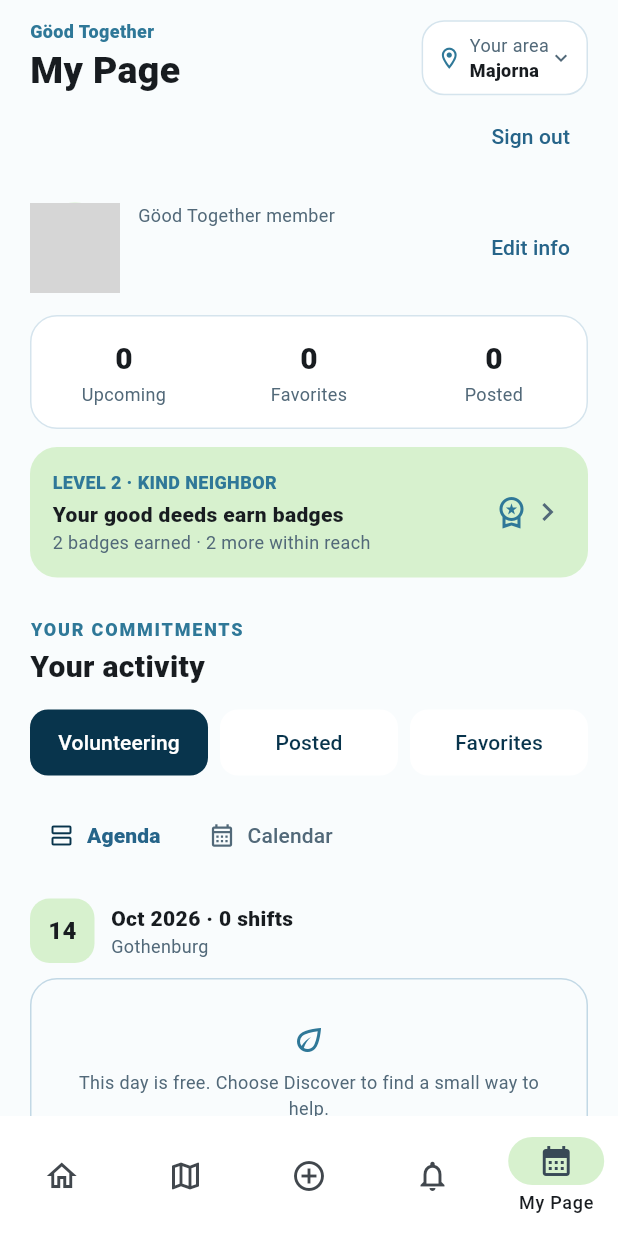
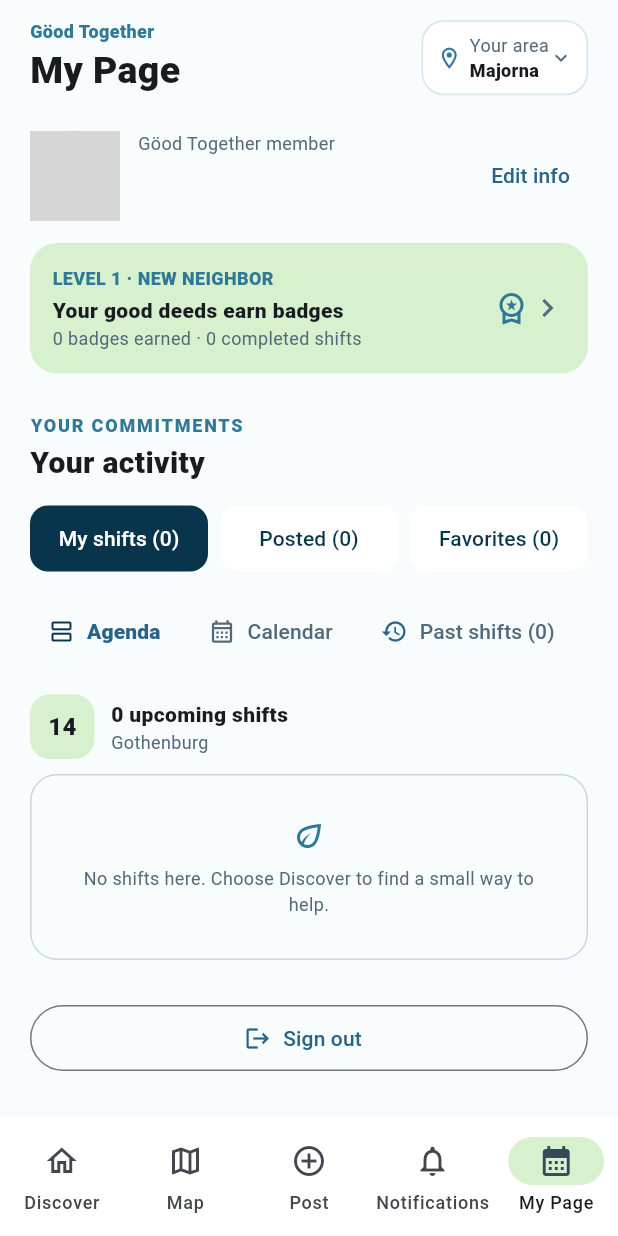
Before and after one commit to Margarida-Lourenco/Mobile-Computing, a Flutter app: the screen it shows once a user with an empty profile is signed in, item 5 of the bottom bar chosen, after a tap on "Agenda", on a phone screen of 412 x 824 dp. Run offline on Flutter 3.47's test engine with Material 3 defaults, Android fonts, the phone set to English and light mode, and no system bars; our stand-ins replace cloud_firestore, firebase_auth, firebase_core, firebase_storage, flutter_map, geolocator and 2 more; accounts and stored records are empty; network calls fail; Roboto replaces fonts that are missing (Arial); grey boxes are pictures that could not be loaded.

Commit message:
New 14/10 morning

```diff
--- a/my_app/lib/data/sample_opportunities.dart
+++ b/my_app/lib/data/sample_opportunities.dart
@@ -1,9 +1,11 @@
 import 'package:flutter/material.dart';
 import '../models/opportunity.dart';
 
-const sampleOpportunities = <Opportunity>[
+final sampleOpportunities = <Opportunity>[
   Opportunity(
     id: '1',
+    startsAt: DateTime.now().add(const Duration(hours: 1)),
+    endsAt: DateTime.now().add(const Duration(hours: 4)),
     latitude: 57.7068,
     longitude: 11.9673,
     organization: 'Stadsmissionen',
@@ -20,11 +22,13 @@ const sampleOpportunities = <Opportunity>[
   ),
   Opportunity(
     id: '2',
+    startsAt: DateTime.now().add(const Duration(days: 1)),
+    endsAt: DateTime.now().add(const Duration(days: 1, hours: 2)),
     latitude: 57.6906,
     longitude: 11.9514,
     organization: 'Slottsskogen vänner',
     title: 'Park clean-up walk',
-    date: 'Sat, 18 May',
+    date: 'Tomorrow',
     time: '10:00–12:00',
     place: 'Slottsskogen',
     distance: '2.8 km',
@@ -36,11 +40,13 @@ const sampleOpportunities = <Opportunity>[
   ),
   Opportunity(
     id: '3',
+    startsAt: DateTime.now().add(const Duration(days: 2)),
+    endsAt: DateTime.now().add(const Duration(days: 2, hours: 2)),
     latitude: 57.6952,
     longitude: 11.9187,
     organization: 'Språkvänner GBG',
     title: 'Practice Swedish over fika',
-    date: 'Sun, 19 May',
+    date: 'In 2 days',
     time: '15:00–16:30',
     place: 'Majorna library',
     distance: '3.4 km',
--- a/my_app/lib/models/opportunity.dart
+++ b/my_app/lib/models/opportunity.dart
@@ -49,6 +49,14 @@ class Opportunity {
     this.removeCoverImage = false,
   });
 
+  /// End time defines completion; a missing end falls back to the start.
+  DateTime? get completionTime => endsAt ?? startsAt;
+  bool hasEnded(DateTime now) =>
+      completionTime != null && !completionTime!.isAfter(now);
+
+  bool isAvailable(DateTime now) =>
+      !cancelled && completionTime != null && !hasEnded(now);
+
   Map<String, dynamic> toFirestore() => {
         'organization': organization,
         'title': title,
--- /dev/null
+++ b/my_app/lib/models/reward_progress.dart
@@ -0,0 +1,30 @@
+import 'opportunity.dart';
+
+/// Derived from persisted sign-ups, so progress survives app restarts.
+/// A sign-up counts as participation once its non-cancelled shift has ended.
+class RewardProgress {
+  final int completed;
+  final double hours;
+  const RewardProgress({this.completed = 0, this.hours = 0});
+
+  factory RewardProgress.fromShifts(
+      Iterable<Opportunity> events, Set<String> joined, DateTime now) {
+    final shifts = events.where(
+        (e) => joined.contains(e.id) && !e.cancelled && e.hasEnded(now));
+    var hours = 0.0;
+    for (final shift in shifts) {
+      if (shift.startsAt != null && shift.endsAt != null) {
+        final minutes = shift.endsAt!.difference(shift.startsAt!).inMinutes;
+        if (minutes > 0) hours += minutes / 60;
+      }
+    }
+    return RewardProgress(completed: shifts.length, hours: hours);
+  }
+
+  int get level => completed == 0 ? 1 : completed < 3 ? 2 : completed < 5 ? 3 : 3 + completed ~/ 5;
+  String get title => level == 1 ? 'New Neighbor' : level == 2 ? 'Kind Neighbor' : level == 3 ? 'Helping Neighbor' : 'Local Hero';
+  int get nextTarget => completed == 0 ? 1 : completed < 3 ? 3 : completed < 5 ? 5 : (completed ~/ 5 + 1) * 5;
+  int get remaining => nextTarget - completed;
+  double get progress => completed / nextTarget;
+  int get badgesEarned => [completed >= 1, hours >= 3, completed >= 3, completed >= 5].where((earned) => earned).length;
+}
--- a/my_app/lib/screens/discover_screen.dart
+++ b/my_app/lib/screens/discover_screen.dart
@@ -1,5 +1,6 @@
 import 'package:flutter/material.dart';
 import '../models/opportunity.dart';
+import '../models/reward_progress.dart';
 import '../theme/app_theme.dart';
 import '../widgets/category_chips.dart';
 import '../widgets/empty_state.dart';
@@ -19,6 +20,7 @@ class DiscoverScreen extends StatelessWidget {
   final ValueChanged<String> onFavorite;
   final VoidCallback onImpact;
   final VoidCallback onRewards;
+  final RewardProgress rewards;
 
   const DiscoverScreen({
     super.key,
@@ -32,6 +34,7 @@ class DiscoverScreen extends StatelessWidget {
     required this.onFavorite,
     required this.onImpact,
     required this.onRewards,
+    this.rewards = const RewardProgress(),
   });
 
   @override
@@ -70,6 +73,7 @@ class DiscoverScreen extends StatelessWidget {
 
   Widget _impactCard() {
     return Container(
+      width: double.infinity,
       constraints: const BoxConstraints(minHeight: 205),
       padding: const EdgeInsets.all(AppSpacing.s21),
       decoration: BoxDecoration(
@@ -99,7 +103,7 @@ class DiscoverScreen extends StatelessWidget {
                   color: AppColors.white.withValues(alpha: .55),
                   borderRadius: BorderRadius.circular(AppRadii.r20),
                 ),
-                child: const Row(
+                child: Row(
                   mainAxisSize: MainAxisSize.min,
                   children: [
                     Icon(
@@ -168,7 +172,7 @@ class DiscoverScreen extends StatelessWidget {
           border: Border.all(color: AppColors.border),
           borderRadius: BorderRadius.circular(AppRadii.r18),
         ),
-        child: const Row(
+        child: Row(
           children: [
             IconBox(
               icon: AppIcons.badge,
@@ -185,19 +189,19 @@ class DiscoverScreen extends StatelessWidget {
                     style: AppTextStyles.captionAccentBold,
                   ),
                   Text(
-                    '3 hours shared · 2 badges earned',
+                    '${rewards.hours.toStringAsFixed(1)} hours shared · ${rewards.badgesEarned} badges earned',
                     style: AppTextStyles.captionBold,
                   ),
                   SizedBox(height: 5),
                   LinearProgressIndicator(
-                    value: .6,
+                    value: rewards.progress,
                     minHeight: 4,
                     backgroundColor: AppColors.progressTrack,
                     valueColor: AlwaysStoppedAnimation(AppColors.darkBlue),
                   ),
                   SizedBox(height: 3),
                   Text(
-                    '2 more activities until Local Hero',
+                    '${rewards.remaining} more shifts until level ${rewards.level + 1}',
                     style: AppTextStyles.captionMuted,
                   ),
                 ],
--- a/my_app/lib/screens/home_shell.dart
+++ b/my_app/lib/screens/home_shell.dart
@@ -5,6 +5,7 @@ import 'package:firebase_auth/firebase_auth.dart';
 import '../services/firebase_repository.dart';
 import '../data/sample_opportunities.dart';
 import '../models/opportunity.dart';
+import '../models/reward_progress.dart';
 import '../widgets/join_confirmation.dart';
 import '../widgets/bottom_nav.dart';
 import '../widgets/header.dart';
@@ -32,6 +33,7 @@ class HomeShell extends StatefulWidget {
 class _HomeShellState extends State<HomeShell> {
   FirebaseRepository? repository;
   final List<StreamSubscription<dynamic>> subscriptions = [];
+  Timer? clockRefresh;
   bool loading = false, saving = false;
   String? loadError;
   List<AppNotification> notices = [];
@@ -118,6 +120,11 @@ class _HomeShellState extends State<HomeShell> {
   void initState() {
     super.initState();
     if (widget.connected) {
+      clockRefresh = Timer.periodic(const Duration(seconds: 30), (_) {
+        if (mounted) setState(() {});
+      });
+    }
+    if (widget.connected) {
       opportunities = [];
       profile = const ProfileInfo(name: 'Member', location: '');
       connect();
@@ -143,6 +150,7 @@ class _HomeShellState extends State<HomeShell> {
     for (final s in subscriptions) {
       s.cancel();
     }
+    clockRefresh?.cancel();
     searchController.dispose();
     super.dispose();
   }
@@ -151,7 +159,7 @@ class _HomeShellState extends State<HomeShell> {
     final query = searchController.text.toLowerCase();
 
     return opportunities.where((opportunity) {
-      if (opportunity.cancelled) return false;
+      if (!opportunity.isAvailable(DateTime.now())) return false;
       final matchesSearch = '${opportunity.title} '
               '${opportunity.organization} '
               '${opportunity.place}'
@@ -196,15 +204,6 @@ class _HomeShellState extends State<HomeShell> {
                               padding: EdgeInsets.all(AppSpacing.s8),
                               child: Text(
                                   'Preview mode · Firebase is not connected. See FIREBASE_SETUP.md.')),
-                        if (widget.connected)
-                          Align(
-                              alignment: Alignment.centerRight,
-                              child: TextButton(
-                                  onPressed: saving
-                                      ? null
-                                      : () => perform(() =>
-                                          FirebaseAuth.instance.signOut()),
-                                  child: const Text('Sign out'))),
                         if (saving || loading) const LinearProgressIndicator(),
                         if (loadError != null)
                           Column(children: [
@@ -274,6 +273,10 @@ class _HomeShellState extends State<HomeShell> {
           onFavorite: _toggleFavorite,
           onRewards: _showRewards,
           onPost: _showPost,
+          rewards: rewardProgress,
+          onSignOut: widget.connected && !saving
+              ? () => perform(() => FirebaseAuth.instance.signOut())
+              : null,
         );
       case 0:
       default:
@@ -287,6 +290,7 @@ class _HomeShellState extends State<HomeShell> {
           onCategory: (value) => setState(() => category = value),
           onOpen: _showDetails,
           onFavorite: _toggleFavorite,
+          rewards: rewardProgress,
           onImpact: () => setState(() => navIndex = 4),
           onRewards: _showRewards,
         );
@@ -398,12 +402,14 @@ class _HomeShellState extends State<HomeShell> {
     );
   }
 
+  RewardProgress get rewardProgress => RewardProgress.fromShifts(opportunities, joined, DateTime.now());
+
   void _showRewards() {
     showModalBottomSheet(
       context: context,
       isScrollControlled: true,
       backgroundColor: AppColors.transparent,
-      builder: (_) => const RewardsSheet(),
+      builder: (_) => RewardsSheet(rewards: rewardProgress),
     );
   }
 
--- a/my_app/lib/screens/my_page_screen.dart
+++ b/my_app/lib/screens/my_page_screen.dart
@@ -1,5 +1,6 @@
 import 'package:flutter/material.dart';
 import '../models/opportunity.dart';
+import '../models/reward_progress.dart';
 import '../theme/app_theme.dart';
 import '../widgets/empty_state.dart';
 import '../widgets/opportunity_card.dart';
@@ -18,6 +19,8 @@ class MyPageScreen extends StatefulWidget {
   final VoidCallback onPost;
   final ProfileInfo profile;
   final VoidCallback onEditInfo;
+  final VoidCallback? onSignOut;
+  final RewardProgress rewards;
 
   const MyPageScreen({
     super.key,
@@ -31,6 +34,8 @@ class MyPageScreen extends StatefulWidget {
     required this.onPost,
     required this.profile,
     required this.onEditInfo,
+    this.onSignOut,
+    this.rewards = const RewardProgress(),
   });
 
   @override
@@ -38,15 +43,20 @@ class MyPageScreen extends StatefulWidget {
 }
 
 class _MyPageScreenState extends State<MyPageScreen> {
-  String activityTab = 'Volunteering';
+  String activityTab = 'My shifts';
+  bool pastShifts = false;
   bool calendar = true;
   DateTime selectedDate = DateTime.now();
 
   @override
   Widget build(BuildContext context) {
-    final joinedItems = widget.opportunities
+    final now = DateTime.now();
+    final allJoined = widget.opportunities
         .where((o) => widget.joined.contains(o.id) && !o.cancelled)
         .toList();
+    final joinedItems = allJoined.where((o) => !o.hasEnded(now)).toList();
+    final pastItems = allJoined.where((o) => o.hasEnded(now)).toList()
+      ..sort((a, b) => b.completionTime!.compareTo(a.completionTime!));
     final postedItems = widget.opportunities
         .where((o) => widget.posted.contains(o.id))
         .toList();
@@ -54,7 +64,7 @@ class _MyPageScreenState extends State<MyPageScreen> {
         .where((o) => widget.favorites.contains(o.id))
         .toList();
 
-    final visibleJoined = calendar
+    final visibleJoined = pastShifts ? pastItems : calendar
         ? joinedItems
             .where((e) =>
                 e.startsAt != null &&
@@ -103,23 +113,6 @@ class _MyPageScreenState extends State<MyPageScreen> {
           ],
         ),
         const SizedBox(height: 15),
-        Container(
-          padding: const EdgeInsets.symmetric(vertical: AppSpacing.s14),
-          decoration: BoxDecoration(
-            color: AppColors.white,
-            border: Border.all(color: AppColors.border),
-            borderRadius: BorderRadius.circular(AppRadii.r18),
-          ),
-          child: Row(
-            mainAxisAlignment: MainAxisAlignment.spaceAround,
-            children: [
-              Expanded(child: _stat(widget.joined.length, 'Upcoming')),
-              Expanded(child: _stat(widget.favorites.length, 'Favorites')),
-              Expanded(child: _stat(widget.posted.length, 'Posted')),
-            ],
-          ),
-        ),
-        const SizedBox(height: 12),
         InkWell(
           onTap: widget.onRewards,
           child: Container(
@@ -128,14 +121,14 @@ class _MyPageScreenState extends State<MyPageScreen> {
               color: AppColors.paleGreen,
               borderRadius: BorderRadius.circular(AppRadii.r18),
             ),
-            child: const Row(
+            child: Row(
               children: [
                 Expanded(
                   child: Column(
                     crossAxisAlignment: CrossAxisAlignment.start,
                     children: [
                       Text(
-                        'LEVEL 2 · KIND NEIGHBOR',
+                        'LEVEL ${widget.rewards.level} · ${widget.rewards.title.toUpperCase()}',
                         style: AppTextStyles.captionAccentBold,
                       ),
                       SizedBox(height: 3),
@@ -144,7 +137,7 @@ class _MyPageScreenState extends State<MyPageScreen> {
                         style: AppTextStyles.bodyBold,
                       ),
                       Text(
-                        '2 badges earned · 2 more within reach',
+                        '${widget.rewards.badgesEarned} badges earned · ${widget.rewards.completed} completed shifts',
                         style: AppTextStyles.captionMuted,
                       ),
                     ],
@@ -166,7 +159,7 @@ class _MyPageScreenState extends State<MyPageScreen> {
             builder: (context, constraints) => Wrap(
                 spacing: 8,
                 runSpacing: 8,
-                children: ['Volunteering', 'Posted', 'Favorites']
+                children: ['My shifts', 'Posted', 'Favorites']
                     .map((tab) => SizedBox(
                         width: constraints.maxWidth < 300
                             ? constraints.maxWidth
@@ -183,30 +176,35 @@ class _MyPageScreenState extends State<MyPageScreen> {
                                     borderRadius:
                                         BorderRadius.circular(AppRadii.r12))),
                             onPressed: () => setState(() => activityTab = tab),
-                            child: Text(tab,
+                            child: Text('$tab (${tab == 'My shifts' ? joinedItems.length : tab == 'Posted' ? postedItems.length : favoriteItems.length})',
                                 maxLines: 1, overflow: TextOverflow.ellipsis))))
                     .toList())),
-        if (activityTab == 'Volunteering') ...[
+        if (activityTab == 'My shifts') ...[
           const SizedBox(height: 14),
           Wrap(alignment: WrapAlignment.end, spacing: 4, children: [
             TextButton.icon(
-                onPressed: () => setState(() => calendar = false),
+                onPressed: () => setState(() { calendar = false; pastShifts = false; }),
                 icon: Icon(Icons.view_agenda_outlined,
-                    color: !calendar ? AppColors.navy : AppColors.muted),
+                    color: !calendar && !pastShifts ? AppColors.navy : AppColors.muted),
                 label: Text('Agenda',
-                    style: !calendar
+                    style: !calendar && !pastShifts
                         ? AppTextStyles.bodyBold
                         : AppTextStyles.bodyMuted)),
             TextButton.icon(
-                onPressed: () => setState(() => calendar = true),
+                onPressed: () => setState(() { calendar = true; pastShifts = false; }),
                 icon: Icon(Icons.calendar_month_outlined,
-                    color: calendar ? AppColors.navy : AppColors.muted),
+                    color: calendar && !pastShifts ? AppColors.navy : AppColors.muted),
                 label: Text('Calendar',
-                    style: calendar
+                    style: calendar && !pastShifts
                         ? AppTextStyles.bodyBold
-                        : AppTextStyles.bodyMuted))
+                        : AppTextStyles.bodyMuted)),
+            TextButton.icon(
+                onPressed: () => setState(() => pastShifts = true),
+                icon: const Icon(Icons.history),
+                label: Text('Past shifts (${pastItems.length})',
+                    style: pastShifts ? AppTextStyles.bodyBold : AppTextStyles.bodyMuted))
           ]),
-          if (calendar)
+          if (calendar && !pastShifts)
             EventCalendar(
                 selectedDate: selectedDate,
                 events: joinedItems,
@@ -233,7 +231,7 @@ class _MyPageScreenState extends State<MyPageScreen> {
                 crossAxisAlignment: CrossAxisAlignment.start,
                 children: [
                   Text(
-                    '${calendar ? '${selectedDate.day} ' : ''}${_month(selectedDate.month)} ${selectedDate.year} · ${visibleJoined.length} shifts',
+                    pastShifts ? '${visibleJoined.length} past shifts' : !calendar ? '${visibleJoined.length} upcoming shifts' : '${selectedDate.day} ${_month(selectedDate.month)} ${selectedDate.year} · ${visibleJoined.length} shifts',
                     maxLines: 2,
                     style: AppTextStyles.bodyBold,
                   ),
@@ -248,9 +246,8 @@ class _MyPageScreenState extends State<MyPageScreen> {
           const SizedBox(height: 10),
           ...visibleJoined.map(_card),
           if (visibleJoined.isEmpty)
-            const EmptyState(
-              text:
-                  'This day is free. Choose Discover to find a small way to help.',
+            EmptyState(
+              text: pastShifts ? 'No past shifts yet. Completed shifts will appear here.' : 'No shifts here. Choose Discover to find a small way to help.',
             ),
         ] else if (activityTab == 'Posted') ...[
           const SizedBox(height: 16),
@@ -272,6 +269,15 @@ class _MyPageScreenState extends State<MyPageScreen> {
                   'No favorites yet. Tap the heart on an opportunity to save it here.',
             ),
         ],
+        const SizedBox(height: 28),
+        SizedBox(
+          width: double.infinity,
+          child: OutlinedButton.icon(
+            onPressed: widget.onSignOut,
+            icon: const Icon(Icons.logout),
+            label: const Text('Sign out'),
+          ),
+        ),
       ],
     );
   }
@@ -282,22 +288,6 @@ class _MyPageScreenState extends State<MyPageScreen> {
       favorite: widget.favorites.contains(opportunity.id),
       onOpen: () => widget.onOpen(opportunity),
       onFavorite: () => widget.onFavorite(opportunity.id),
-    );
-  }
-
-  Widget _stat(int value, String label) {
-    return Column(
-      children: [
-        Text(
-          '$value',
-          style: AppTextStyles.statValue,
-        ),
-        Text(
-          label,
-          textAlign: TextAlign.center,
-          style: AppTextStyles.captionMuted,
-        ),
-      ],
     );
   }
 
--- a/my_app/lib/services/firebase_repository.dart
+++ b/my_app/lib/services/firebase_repository.dart
@@ -90,6 +90,9 @@ class FirebaseRepository {
       final profile = await tx.get(profileRef);
       if (!snapshot.exists) throw StateError('This event no longer exists.');
       final event = snapshot.data()!;
+      if (Opportunity.fromFirestore(id, event).hasEnded(DateTime.now())) {
+        throw StateError('This shift has ended. Its participation history is retained.');
+      }
       if (membership.exists && !existing.exists) {
         throw StateError(
             'This older sign-up needs the one-time attendance migration. See UPDATE_SETUP.md.');
--- a/my_app/lib/widgets/bottom_nav.dart
+++ b/my_app/lib/widgets/bottom_nav.dart
@@ -21,7 +21,7 @@ class AppBottomNav extends StatelessWidget {
       height: 80,
       backgroundColor: AppColors.white,
       indicatorColor: AppColors.paleGreen,
-      labelBehavior: NavigationDestinationLabelBehavior.onlyShowSelected,
+      labelBehavior: NavigationDestinationLabelBehavior.alwaysShow,
       destinations: [
         const NavigationDestination(
           icon: Icon(Icons.home_outlined),
--- a/my_app/lib/widgets/sheets/opportunity_details_sheet.dart
+++ b/my_app/lib/widgets/sheets/opportunity_details_sheet.dart
@@ -78,8 +78,8 @@ class OpportunityDetailsSheet extends StatelessWidget {
                 label: const Text('Invite')),
           if (!item.cancelled)
             FilledButton(
-                onPressed: !isJoined && item.spotsLeft == 0 ? null : onJoin,
-                child: Text(isJoined
+                onPressed: item.hasEnded(DateTime.now()) || (!isJoined && item.spotsLeft == 0) ? null : onJoin,
+                child: Text(item.hasEnded(DateTime.now()) ? 'Shift ended' : isJoined
                     ? 'Leave event'
                     : item.spotsLeft == 0
                         ? 'Event full'
--- a/my_app/lib/widgets/sheets/rewards_sheet.dart
+++ b/my_app/lib/widgets/sheets/rewards_sheet.dart
@@ -1,23 +1,25 @@
 import 'package:flutter/material.dart';
 import '../../theme/app_theme.dart';
+import '../../models/reward_progress.dart';
 import '../app_sheet.dart';
 import '../icon_box.dart';
 import '../small_kicker.dart';
 
 class RewardsSheet extends StatelessWidget {
-  const RewardsSheet({super.key});
+  final RewardProgress rewards;
+  const RewardsSheet({super.key, this.rewards = const RewardProgress()});
 
   @override
   Widget build(BuildContext context) {
     final badges = [
-      ['First Step', 'Completed your first activity', AppIcons.badge, true],
-      ['Helping Hand', 'Shared 3 hours of your time', Icons.favorite, true],
-      ['Team Player', 'Invited a friend to help', Icons.people_outline, false],
+      ['First Step', 'Completed your first activity', AppIcons.badge, rewards.completed >= 1],
+      ['Helping Hand', 'Shared 3 hours of your time', Icons.favorite, rewards.hours >= 3],
+      ['Team Player', 'Completed 3 activities', Icons.people_outline, rewards.completed >= 3],
       [
         'Local Hero',
         'Complete 5 local activities',
         Icons.location_on_outlined,
-        false
+        rewards.completed >= 5
       ],
     ];
 
@@ -33,27 +35,27 @@ class RewardsSheet extends StatelessWidget {
             style: AppTextStyles.sheetTitle,
           ),
           const Text(
-            'Every hour, invitation, and helping hand counts.',
+            'Completed shifts and hours shared earn your next level.',
             style: AppTextStyles.bodyMuted,
           ),
           const SizedBox(height: 20),
-          const Text(
-            'Kind Neighbor',
+          Text(
+            'Level ${rewards.level} · ${rewards.title}',
             style: AppTextStyles.bodyBold,
           ),
           const SizedBox(height: 7),
-          const ClipRRect(
+          ClipRRect(
             borderRadius: BorderRadius.all(Radius.circular(AppRadii.r10)),
             child: LinearProgressIndicator(
-              value: .6,
+              value: rewards.progress,
               minHeight: 7,
               backgroundColor: AppColors.paleBlue,
               valueColor: AlwaysStoppedAnimation(AppColors.darkBlue),
             ),
           ),
           const SizedBox(height: 6),
-          const Text(
-            '3 of 5 activities · 2 more to become a Local Hero',
+          Text(
+            '${rewards.completed} completed shifts · ${rewards.remaining} more until level ${rewards.level + 1}',
             style: AppTextStyles.captionMuted,
           ),
           const SizedBox(height: 22),
```
Also changed, not shown: 1 other file.
